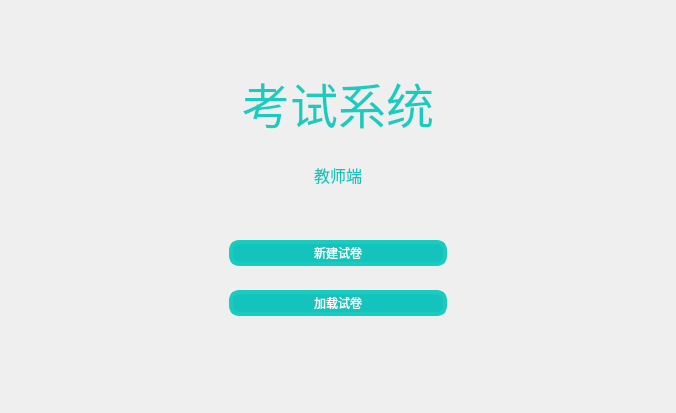
jkjkil4/ExamSysTeacher, file SubWidget/mainview.ui: the form before one commit.
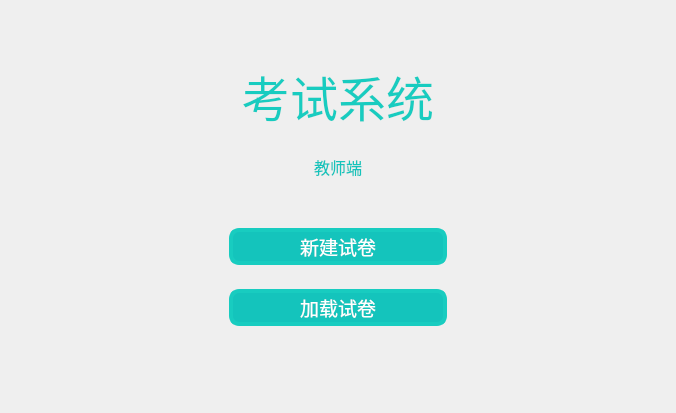
The form after the commit.

The edit to the form file:
```diff
--- a/SubWidget/mainview.ui
+++ b/SubWidget/mainview.ui
@@ -53,7 +53,6 @@
         <widget class="QLabel" name="labelTitle">
          <property name="font">
           <font>
-           <family>微软雅黑</family>
            <pointsize>36</pointsize>
           </font>
          </property>
@@ -72,7 +71,6 @@
         <widget class="QLabel" name="labelSubTitle">
          <property name="font">
           <font>
-           <family>微软雅黑</family>
            <pointsize>12</pointsize>
           </font>
          </property>
@@ -119,6 +117,11 @@
        </item>
        <item>
         <widget class="QPushButton" name="btnNew">
+         <property name="font">
+          <font>
+           <pointsize>14</pointsize>
+          </font>
+         </property>
          <property name="text">
           <string>新建试卷</string>
          </property>
@@ -156,6 +159,11 @@
        </item>
        <item>
         <widget class="QPushButton" name="btnLoad">
+         <property name="font">
+          <font>
+           <pointsize>14</pointsize>
+          </font>
+         </property>
          <property name="text">
           <string>加载试卷</string>
          </property>
```
Left out of the diff: 1 changed line with no effect on the pictures.
